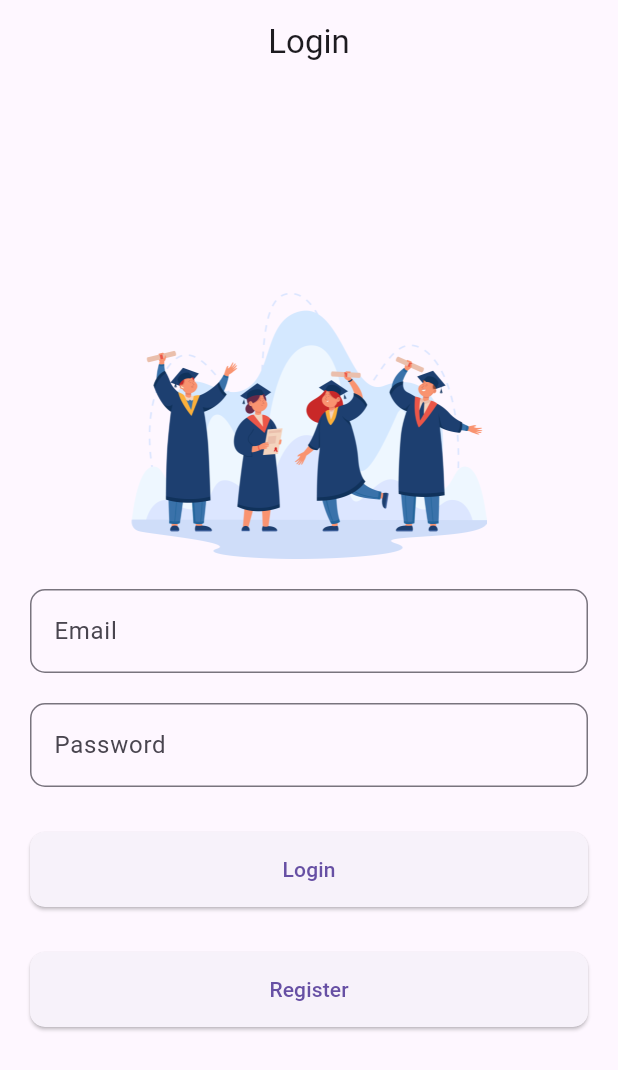
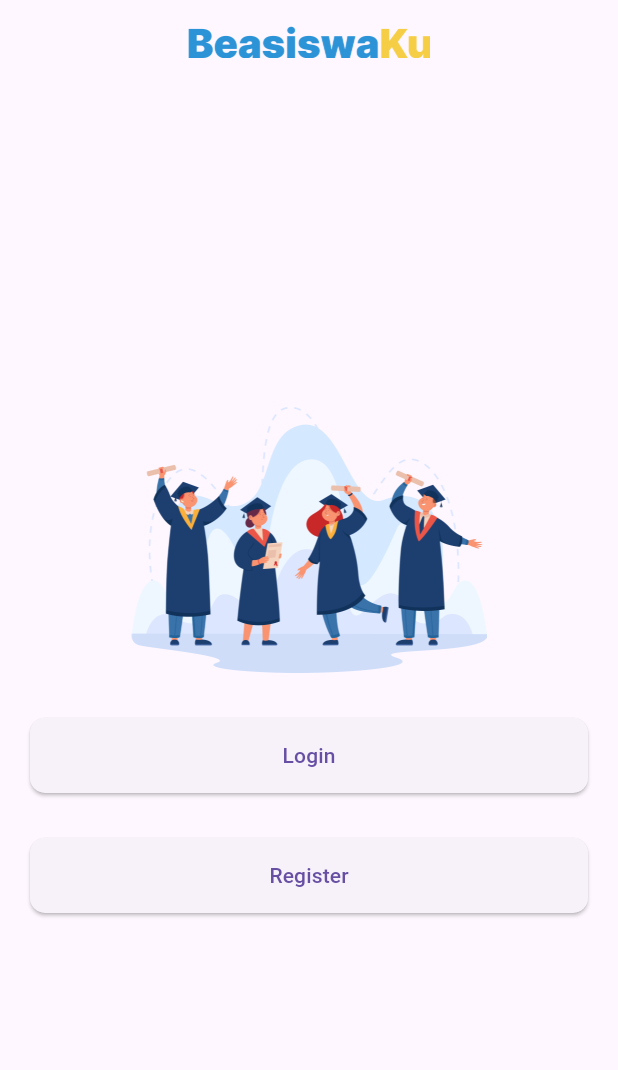
Before and after one commit to Abila03/apps, a Flutter app: the screen it shows after launch, on a phone screen of 412 x 824 dp. Shown: the top 1070 px of the screen. Run offline on Flutter 3.47's test engine with Material 3 defaults, Android fonts, the phone set to English and light mode, and no system bars.

Commit message:
landing page dan update main.dart

```diff
--- /dev/null
+++ b/lib/landing_page.dart
@@ -0,0 +1,77 @@
+import 'package:apps/login_page.dart';
+import 'package:flutter/material.dart';
+import 'homepage.dart';
+
+class LandingPage extends StatefulWidget {
+  @override
+  _LandingPageState createState() => _LandingPageState();
+}
+
+class _LandingPageState extends State<LandingPage> {
+  final _emailController = TextEditingController();
+  final _passwordController = TextEditingController();
+
+  @override
+  void dispose() {
+    _emailController.dispose();
+    _passwordController.dispose();
+    super.dispose();
+  }
+
+  @override
+  Widget build(BuildContext context) {
+    return Scaffold(
+      appBar: AppBar(
+        title: Image.asset('images/BeasiswaKu.png', scale: 6,),
+        centerTitle: true, // Center the app bar title
+      ),
+      body: Center( // Center the login form within the screen
+        child: SingleChildScrollView( // Allow content to scroll if needed
+          padding: EdgeInsets.all(20.0),
+          child: Column(
+            mainAxisAlignment: MainAxisAlignment.center, // Center the form vertically
+            crossAxisAlignment: CrossAxisAlignment.center, // Center form elements horizontally
+            children: [
+              Align(
+                widthFactor: 10,
+                child: Image.asset('images/person.png', scale: 6,),
+              ),
+              SizedBox(height: 30.0),
+              ElevatedButton(
+                onPressed: () {
+                  Navigator.push(
+                    context,
+                    MaterialPageRoute(builder: (context) => LoginPage()),
+                  );
+                },
+                child: Text('Login'),
+                style: ElevatedButton.styleFrom(
+                  shape: RoundedRectangleBorder(
+                    borderRadius: BorderRadius.circular(10.0), // Rounded corners for button
+                  ),
+                  minimumSize: Size(double.infinity, 50.0), // Set a minimum button size
+                ),
+              ),
+              SizedBox(height: 30.0),
+              ElevatedButton(
+                onPressed: () {
+                  Navigator.push(
+                    context,
+                    MaterialPageRoute(builder: (context) => HomePage()),
+                  );
+                },
+                child: Text('Register'),
+                style: ElevatedButton.styleFrom(
+                  shape: RoundedRectangleBorder(
+                    borderRadius: BorderRadius.circular(10.0), // Rounded corners for button
+                  ),
+                  minimumSize: Size(double.infinity, 50.0), // Set a minimum button size
+                ),
+              ),
+            ],
+          ),
+        ),
+      ),
+    );
+  }
+}
--- a/lib/main.dart
+++ b/lib/main.dart
@@ -1,6 +1,7 @@
 import 'package:flutter/material.dart';
 import 'login_page.dart';
 import 'homepage.dart';
+import 'landing_page.dart';
 
 void main() async {
 
@@ -20,10 +21,11 @@ class MyApp extends StatelessWidget {
         primarySwatch: Colors.blue,
       ),
       // Set the initial route to the login page
-      initialRoute: '/login',
+      initialRoute: '/landing',
       routes: {
         '/login': (context) => LoginPage(),
         '/home': (context) => HomePage(),
+        '/landing': (context) => LandingPage(),
       },
     );
   }
```
